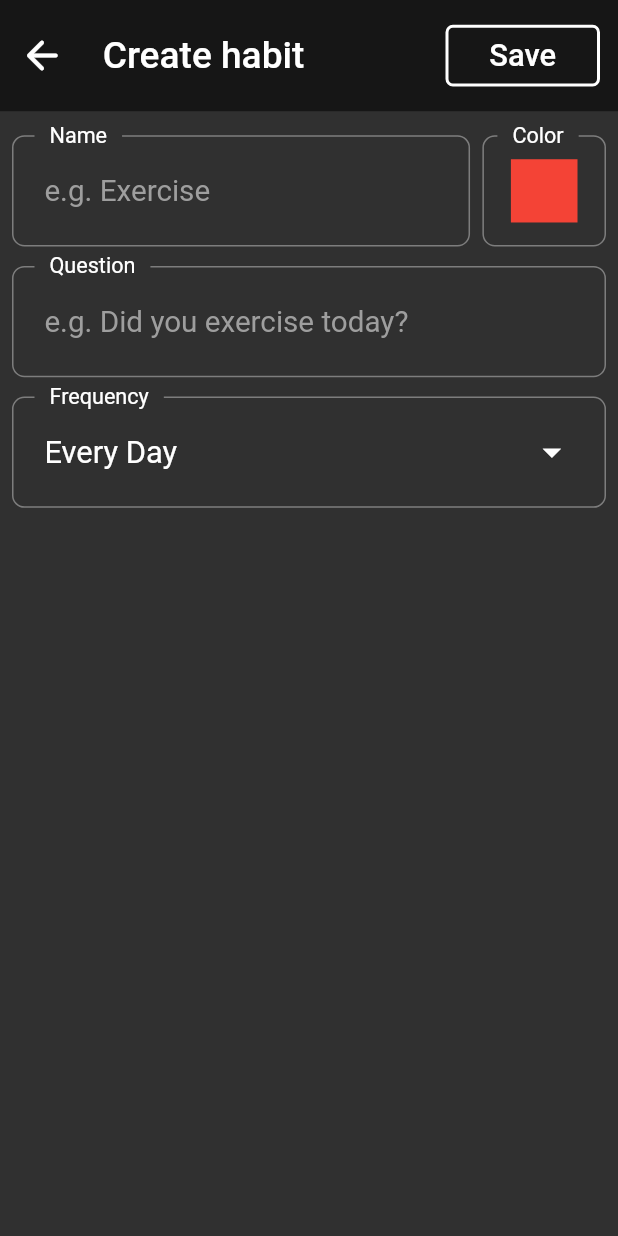
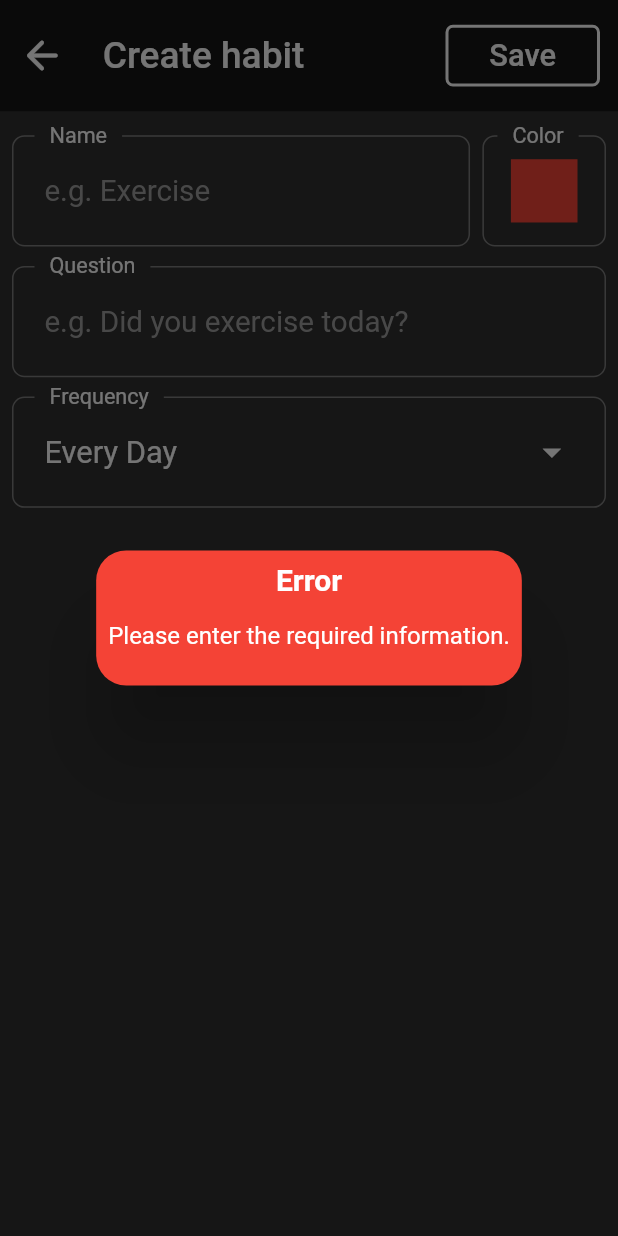
Before and after one commit to Wenster007/habit_tracker_app, a Flutter app: the YesNoAddScreen screen opened directly, after a tap on "Save", on a phone screen of 412 x 824 dp. Run offline on Flutter 3.47's test engine with Material 2 defaults, Android fonts, the phone set to English and light mode, and no system bars; our stand-ins replace get.

Commit message:
solved the issue of not showing not updating UI when new habit is added.

```diff
--- a/lib/main.dart
+++ b/lib/main.dart
@@ -1,8 +1,10 @@
 import 'package:flutter/material.dart';
+import 'package:habit_tracker/helper/dependencies.dart';
 import 'package:habit_tracker/screens/home_screen.dart';
 import 'package:get/get.dart';
 
 void main() {
+  init();
   runApp(const GetMaterialApp(  home: MyApp()));
 }
 
@@ -19,7 +21,7 @@ class MyApp extends StatelessWidget {
         colorScheme: ColorScheme.fromSeed(seedColor: Colors.deepPurple),
         useMaterial3: true,
       ),
-      home: const HomeScreen(),
+      home: HomeScreen(),
     );
   }
 }
--- a/lib/model/habit.dart
+++ b/lib/model/habit.dart
@@ -1,38 +1,35 @@
 import 'dart:ui';
-
-enum Frequency {oneday , oncethreedays, onceaweek, onceamonth}
 
 class Habit {
   final bool isMeasurable;
   final Quantity? quantity;
   final String name;
+  final String question;
   final Color color;
-  final Frequency frequency;
+  final String frequency;
   final DateTime? reminder;
-  final Map<DateTime, Result>? listCompletedTaskDays = {};
+  final Map<DateTime, Result> listCompletedTaskDays = {};
 
   Habit(
       {required this.isMeasurable,
       this.quantity,
       required this.name,
+        required this.question,
       required this.color,
       required this.frequency,
       this.reminder,
       });
-
-
-  addNewCompletedTask(Result result) {
-    listCompletedTaskDays!.putIfAbsent(result.dateTime, () => result);
-  }
-
 }
 
 class Result {
-  final bool isTargetCompleted;
-  final DateTime dateTime;
-  final String value;
+  late final bool isTargetCompleted;
+  final String? value;
 
-  Result({required this.isTargetCompleted, required this.dateTime, required this.value});
+  Result({required this.isTargetCompleted, this.value});
+
+  void toggleResult(){
+    isTargetCompleted = !isTargetCompleted;
+  }
 }
 
 class Quantity {
--- a/lib/screens/yes_no_adding_screen.dart
+++ b/lib/screens/yes_no_adding_screen.dart
@@ -1,6 +1,9 @@
 import 'package:flutter/material.dart';
 import 'package:habit_tracker/Utils/dimensions.dart';
 import 'package:habit_tracker/Utils/main_colors.dart';
+import 'package:get/get.dart';
+import 'package:habit_tracker/controller/habit_controller.dart';
+import 'package:habit_tracker/model/habit.dart';
 import 'package:habit_tracker/widgets/choose_color_field.dart';
 import 'package:habit_tracker/widgets/custom_dropdown.dart';
 import 'package:habit_tracker/widgets/custom_textfield.dart';
@@ -15,12 +18,11 @@ class YesNoAddScreen extends StatefulWidget {
 
 class _YesNoAddScreenState extends State<YesNoAddScreen> {
   final TextEditingController nameController = TextEditingController();
+  final TextEditingController questionController = TextEditingController();
+  Color selectedColor = Colors.red;
+  String frequency = "everyday";
 
-  final TextEditingController questionController = TextEditingController();
-
-  Color selectedColor = Colors.red;
-
-  String frequency = "everyday";
+  final habitController = Get.find<HabitController>();
 
   void onChangeColor(Color newColor) {
     selectedColor = newColor;
@@ -31,10 +33,25 @@ class _YesNoAddScreenState extends State<YesNoAddScreen> {
   }
 
   void onClickSave() {
-    print(nameController.text);
-    print(questionController.text);
-    print(selectedColor);
-    print(frequency);
+    if (nameController.text != "" && questionController.text != "") {
+      habitController.createHabit(Habit(
+          isMeasurable: false,
+          name: nameController.text,
+          color: selectedColor,
+          frequency: frequency,
+          question: questionController.text));
+
+      habitController.updateNumberOfHabits();
+
+      Navigator.pop(context);
+    } else {
+      Get.defaultDialog(
+        title: "Error",
+        titleStyle: const TextStyle(color: Colors.white, fontWeight: FontWeight.bold),
+        content: const Text("Please enter the required information.", style: TextStyle(color: Colors.white)),
+        backgroundColor: Colors.red,
+      );
+    }
   }
 
   @override
@@ -65,7 +82,9 @@ class _YesNoAddScreenState extends State<YesNoAddScreen> {
                       SizedBox(
                         width: Dimensions.width * 0.02,
                       ),
-                      ChooseColorField(nameOfTextField: "Color", onChangeColor: onChangeColor),
+                      ChooseColorField(
+                          nameOfTextField: "Color",
+                          onChangeColor: onChangeColor),
                     ],
                   ),
                   SizedBox(
@@ -78,7 +97,9 @@ class _YesNoAddScreenState extends State<YesNoAddScreen> {
                   SizedBox(
                     height: Dimensions.height * 0.006,
                   ),
-                  CustomDropDown(nameOfTextField: "Frequency", onChangeFrequency: onChangeFrequency),
+                  CustomDropDown(
+                      nameOfTextField: "Frequency",
+                      onChangeFrequency: onChangeFrequency),
                 ],
               ),
             ),
--- a/lib/widgets/date_row.dart
+++ b/lib/widgets/date_row.dart
@@ -5,7 +5,9 @@ import '../Utils/main_colors.dart';
 import 'day_date_tile.dart';
 
 class DateRow extends StatelessWidget {
-  const DateRow({Key? key}) : super(key: key);
+  const DateRow({Key? key, required this.scrollController}) : super(key: key);
+
+  final ScrollController scrollController;
 
   @override
   Widget build(BuildContext context) {
@@ -20,6 +22,7 @@ class DateRow extends StatelessWidget {
           ),
           Expanded(
             child: ListView.builder(
+              controller: scrollController,
               scrollDirection: Axis.horizontal,
               itemCount: 6,
               itemBuilder: (context, index) {
```
Also changed, not shown: lib/controller/habit_controller.dart (+30 -0 lines), lib/helper/dependencies.dart (added, +11 -0 lines), lib/repository/habit_repo.dart (added, +38 -0 lines), lib/screens/home_screen.dart (+45 -7 lines), lib/widgets/habit_tile.dart (added, +63 -0 lines).
